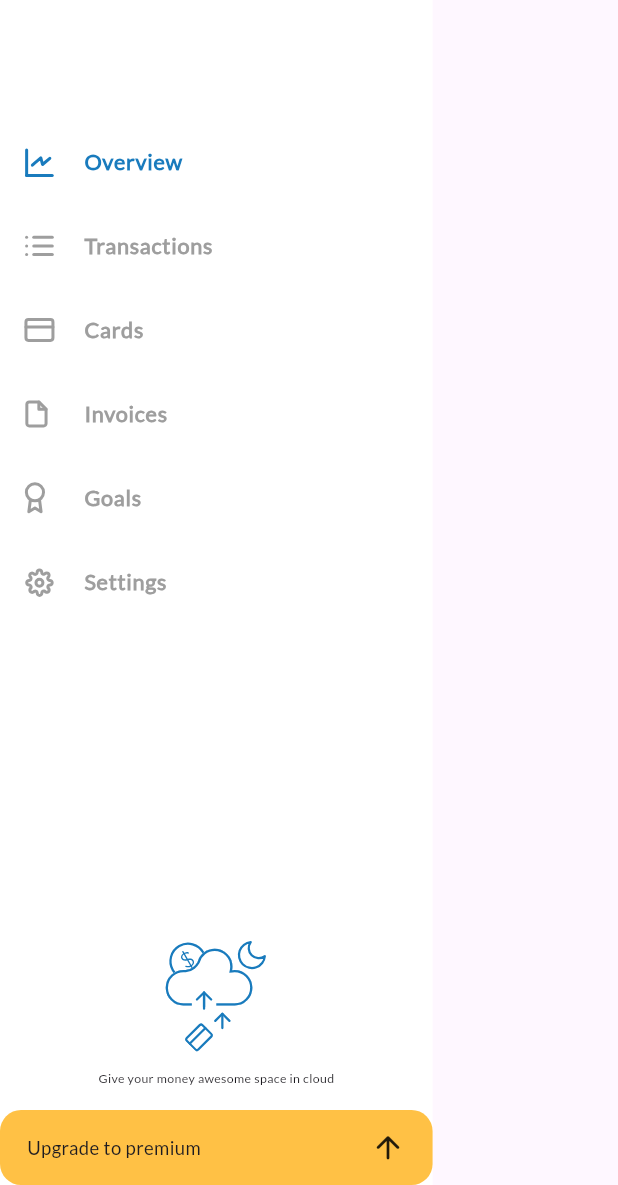
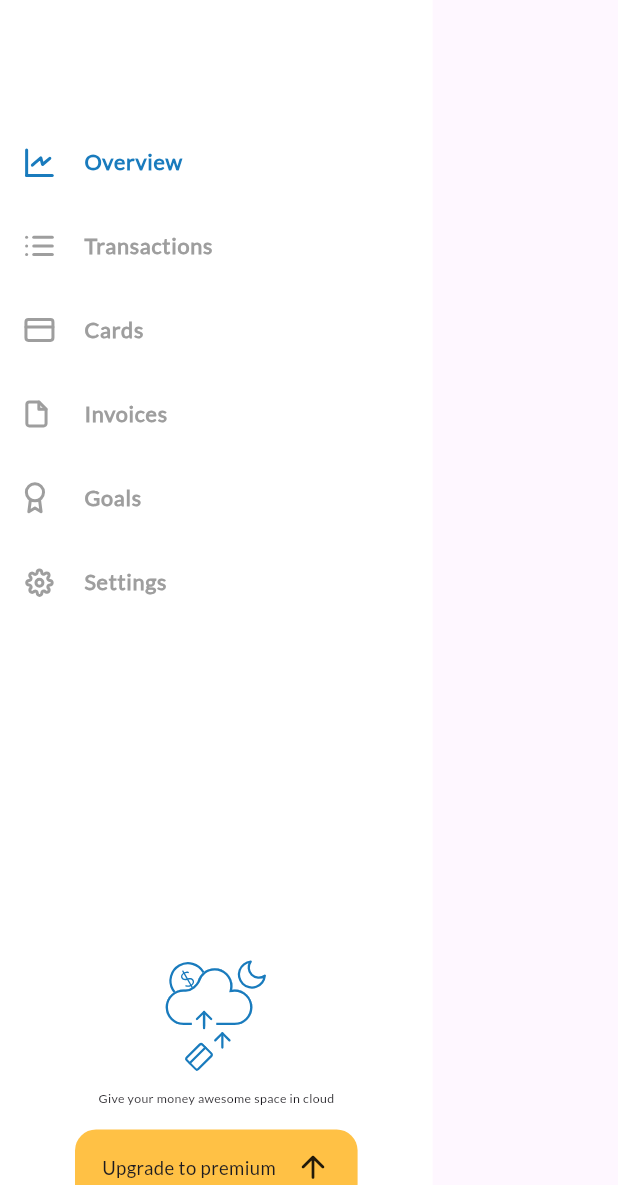
Before and after one commit to andrrew24/cloud_cash, a Flutter app: the CustomDrawer widget shown alone on an empty page, opened directly, on a phone screen of 412 x 824 dp, the part 51-1236 px from its top. Run offline on Flutter 3.47's test engine with Material 3 defaults, Android fonts, the phone set to English and light mode, and no system bars; our stand-ins replace expandable_page_view, flutter_svg, gap, percent_indicator.

Commit message:
scrollable drawer done

```diff
--- a/lib/views/widgets/custom_drawer.dart
+++ b/lib/views/widgets/custom_drawer.dart
@@ -17,6 +17,9 @@ class CustomDrawer extends StatelessWidget {
     return Container(
       color: Colors.white,
       width: MediaQuery.sizeOf(context).width * .7,
+      child: CustomScrollView(
+        slivers: [
+          SliverToBoxAdapter(
             child: Column(
               children: [
                 Row(
@@ -31,8 +34,17 @@ class CustomDrawer extends StatelessWidget {
                     )
                   ],
                 ),
-          const Gap(80),
+                const Gap(80)
+              ],
+            ),
+          ),
           const DrawerItemsList(),
+          SliverToBoxAdapter(
+            child: Padding(
+              padding: const EdgeInsets.symmetric(horizontal: 50),
+              child: Column(
+                children: [
+                  Gap(220),
                   SvgPicture.asset(Assets.imgCloudcash2),
                   const Gap(9),
                   Text(
@@ -40,7 +52,11 @@ class CustomDrawer extends StatelessWidget {
                     style: Styles.lato8(context),
                   ),
                   const Gap(15),
-          const CustomButton(text: "Upgrade to premium")
+                  const CustomButton(text: "Upgrade to premium"),
+                ],
+              ),
+            ),
+          )
         ],
       ),
     );
--- a/lib/views/widgets/drawer_items_list.dart
+++ b/lib/views/widgets/drawer_items_list.dart
@@ -13,9 +13,7 @@ class _DrawerItemsListState extends State<DrawerItemsList> {
   int aciveIndex = 0;
   @override
   Widget build(BuildContext context) {
-    return Expanded(
-      child: ListView.builder(
-        shrinkWrap: true,
+    return SliverList.builder(
       itemCount: drawerItemsList.length,
       itemBuilder: (context, index) {
         return GestureDetector(
@@ -30,7 +28,6 @@ class _DrawerItemsListState extends State<DrawerItemsList> {
                 drawerItemModel: drawerItemsList[index],
                 isActive: index == aciveIndex));
       },
-      ),
     );
   }
 }
--- a/lib/views/widgets/goals_item.dart
+++ b/lib/views/widgets/goals_item.dart
@@ -31,7 +31,7 @@ class GoalsItem extends StatelessWidget {
                 goalsModel.date,
                 style: Styles.lato14(context),
               ),
-              Gap(35),
+              const Gap(35),
               SvgPicture.asset(goalsModel.iconName),
               Text(
                 goalsModel.title,
```
Lines whose indentation alone changed are shown as unchanged.
